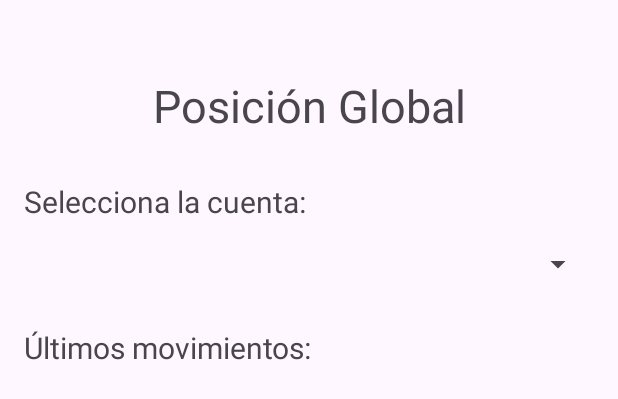
After one commit to AlejandroBlascoChafer/Banco-Alejandro-Blasco, an Android app: the layout activity_movements.xml on its own in the app's theme, with its tools: preview values and no code run, on a phone screen of 412 x 824 dp. The commit adds this screen. Shown: the top 399 px of the screen. Run offline under Robolectric (Android 15) with nearby library versions, the phone set to English and light mode, and no system bars.

Commit message:
Login (OK) - cambiar contraseña (OK) - Posición Global (OK) - Movimientos (OK)

```diff
--- a/app/src/main/AndroidManifest.xml
+++ b/app/src/main/AndroidManifest.xml
@@ -12,6 +12,9 @@
         android:supportsRtl="true"
         android:theme="@style/Theme.EstiloPrincipal"
         tools:targetApi="31">
+        <activity
+            android:name=".activities.MovementsActivity"
+            android:exported="false" />
         <activity
             android:name=".activities.GlobalPositionActivity"
             android:exported="false" />
--- a/app/src/main/java/com/example/banco_Blasco_Alejandro/activities/GlobalPositionActivity.kt
+++ b/app/src/main/java/com/example/banco_Blasco_Alejandro/activities/GlobalPositionActivity.kt
@@ -28,8 +28,8 @@ class GlobalPositionActivity : AppCompatActivity() {
         binding = ActivityGlobalPositionBinding.inflate(layoutInflater)
         setContentView(binding.root)
 
-        val cliente = intent.getSerializableExtra("Cliente")
-        val cuentas = mbo?.getCuentas(cliente as Cliente)
+        val cliente = intent.getSerializableExtra("Cliente") as? Cliente
+        val cuentas = mbo?.getCuentas(cliente)
 
         posicionAdapter = PosicionAdapter(cuentas as ArrayList<Cuenta>)
         linearLayoutManager = LinearLayoutManager(this)
--- a/app/src/main/java/com/example/banco_Blasco_Alejandro/activities/LoginActivity.kt
+++ b/app/src/main/java/com/example/banco_Blasco_Alejandro/activities/LoginActivity.kt
@@ -42,7 +42,6 @@ class LoginActivity : AppCompatActivity() {
 
             } else {
 
-                try {
                 val clienteLogueado = mbo?.login(cliente) ?: -1
 
                 if (clienteLogueado == -1) {
@@ -52,10 +51,7 @@ class LoginActivity : AppCompatActivity() {
                     intent.putExtra("Cliente", clienteLogueado)
                     startActivity(intent)
                 }
-                } catch (e: Exception) {
-                    e.printStackTrace()
-                    Toast.makeText(this, "Error al intentar iniciar sesión", Toast.LENGTH_LONG).show()
-                }
+
 
 
 
--- a/app/src/main/java/com/example/banco_Blasco_Alejandro/activities/MainActivity.kt
+++ b/app/src/main/java/com/example/banco_Blasco_Alejandro/activities/MainActivity.kt
@@ -48,6 +48,12 @@ class MainActivity : AppCompatActivity() {
             startActivity(posicion)
         }
 
+        binding.btnMovimientos.setOnClickListener{
+            val movimientos = Intent(this, MovementsActivity::class.java)
+            movimientos.putExtra("Cliente", cliente)
+            startActivity(movimientos)
+        }
+
         enableEdgeToEdge()
 
         ViewCompat.setOnApplyWindowInsetsListener(findViewById(R.id.main)) { v, insets ->
--- a/app/src/main/java/com/example/banco_Blasco_Alejandro/bd/MiBancoOperacional.kt
+++ b/app/src/main/java/com/example/banco_Blasco_Alejandro/bd/MiBancoOperacional.kt
@@ -15,7 +15,7 @@ class MiBancoOperacional protected constructor(context: Context?) {
     // Operacion Login: Verifica que el cliente existe y que su contraseña es correcta. Recibira un cliente
     // que solo contendrá el nif y la password.
     fun login(c: Cliente): Cliente? {
-        val aux: Cliente = miBD?.clienteDAO?.search(c) as Cliente
+        val aux: Cliente? = miBD?.clienteDAO?.search(c) as? Cliente
         return if (aux == null) {
             null
         } else if (aux.getClaveSeguridad().equals(c.getClaveSeguridad())) {
--- /dev/null
+++ b/app/src/main/res/layout/activity_movements.xml
@@ -0,0 +1,62 @@
+<?xml version="1.0" encoding="utf-8"?>
+<LinearLayout xmlns:android="http://schemas.android.com/apk/res/android"
+    xmlns:app="http://schemas.android.com/apk/res-auto"
+    xmlns:tools="http://schemas.android.com/tools"
+    android:id="@+id/main"
+    android:layout_width="match_parent"
+    android:layout_height="match_parent"
+    android:orientation="vertical"
+    tools:context=".activities.MovementsActivity">
+
+
+    <TextView
+        android:id="@+id/tvTitulo"
+        android:layout_width="match_parent"
+        android:layout_height="wrap_content"
+        android:layout_marginTop="50dp"
+        android:text="@string/posicion_Global"
+        android:textAlignment="center"
+        android:textSize="30sp"
+        />
+
+    <TextView
+        android:id="@+id/tvSubtituloCuentas"
+        android:layout_width="match_parent"
+        android:layout_height="wrap_content"
+        android:text="@string/seleccionar_cuenta"
+        android:layout_marginStart="16dp"
+        android:textSize="20sp"
+        android:layout_marginTop="30dp"
+        />
+
+    <Spinner
+        android:id="@+id/spCuentas"
+        android:layout_width="match_parent"
+        android:layout_height="wrap_content"
+        android:padding="10dp"
+        android:layout_marginTop="16dp"
+        android:layout_marginEnd="16dp"
+        android:layout_marginStart="16dp"
+        />
+
+    <TextView
+        android:id="@+id/tvSubtituloMoviemientos"
+        android:layout_width="match_parent"
+        android:layout_height="wrap_content"
+        android:text="@string/ultimos_movimientos"
+        android:layout_marginStart="16dp"
+        android:textSize="20sp"
+        android:layout_marginTop="30dp"
+        />
+
+    <androidx.recyclerview.widget.RecyclerView
+        android:id="@+id/rvMovimientos"
+        android:layout_marginStart="16dp"
+        android:layout_marginTop="16dp"
+        android:layout_marginEnd="16dp"
+        android:layout_width="match_parent"
+        android:layout_height="wrap_content"
+        />
+
+
+</LinearLayout>
--- a/app/src/main/res/layout/item_posicion_global.xml
+++ b/app/src/main/res/layout/item_global_position.xml
@@ -38,12 +38,12 @@
                     android:id="@+id/tvCuenta"
                     android:layout_width="wrap_content"
                     android:layout_height="wrap_content"
-                    android:text="asd"/>
+                    android:text=""/>
                 <TextView
                     android:id="@+id/tvSaldo"
                     android:layout_width="wrap_content"
                     android:layout_height="wrap_content"
-                    android:text="asd"/>
+                    android:text=""/>
 
             </LinearLayout>
 
--- a/app/src/main/res/values/strings.xml
+++ b/app/src/main/res/values/strings.xml
@@ -28,6 +28,8 @@
     <string name="posicion_Global">Posición Global</string>
     <string name="cuentas">Cuentas</string>
     <string name="cuentasPosicion">Cuentas:</string>
+    <string name="ultimos_movimientos">Últimos movimientos:</string>
+    <string name="seleccionar_cuenta">Selecciona la cuenta:</string>
 
     <string-array name="cuentas">
         <item> </item>
```
Also changed, not shown: app/src/main/java/com/example/banco_Blasco_Alejandro/activities/MovementsActivity.kt (added, +97 -0 lines), app/src/main/java/com/example/banco_Blasco_Alejandro/adapters/CuentasSpinnerAdapter.kt (added, +27 -0 lines), app/src/main/java/com/example/banco_Blasco_Alejandro/adapters/MovementsAdapter.kt (added, +45 -0 lines), app/src/main/java/com/example/banco_Blasco_Alejandro/adapters/PosicionAdapter.kt (+7 -6 lines), app/src/main/res/layout/item_movements.xml (added, +43 -0 lines), app/src/main/res/drawable/piggybank.png (added). Lines whose indentation alone changed are shown as unchanged.
